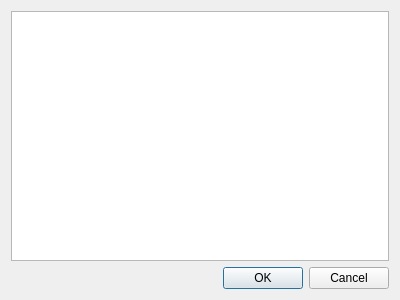
Above: languages/plugins/custom-definesandincludes/kcm_widget/batchedit.ui from KDE/kdevelop before the change. Below: the same form after it.
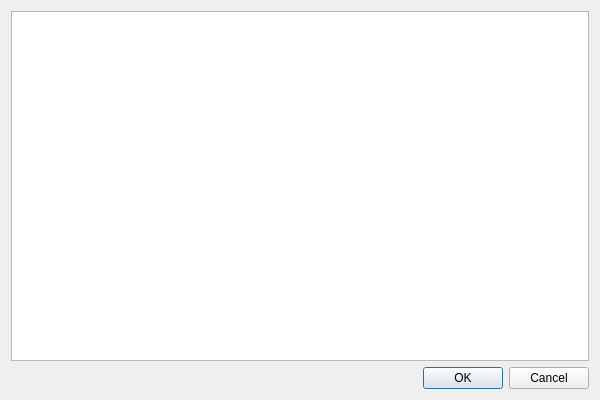
That is the form after the change.

Commit message:
Custom defines/includes: Use plain text batch edit
... so we don't end up pasting e.g. HTML code into this widget

Increase size of this dialog while at it.

```diff
--- a/languages/plugins/custom-definesandincludes/kcm_widget/batchedit.ui
+++ b/languages/plugins/custom-definesandincludes/kcm_widget/batchedit.ui
@@ -6,8 +6,8 @@
    <rect>
     <x>0</x>
     <y>0</y>
-    <width>400</width>
-    <height>300</height>
+    <width>600</width>
+    <height>400</height>
    </rect>
   </property>
   <property name="windowTitle">
@@ -15,7 +15,7 @@
   </property>
   <layout class="QVBoxLayout" name="verticalLayout">
    <item>
-    <widget class="QTextEdit" name="textEdit"/>
+    <widget class="QPlainTextEdit" name="textEdit"/>
    </item>
    <item>
     <widget class="QDialogButtonBox" name="buttonBox">
```
The commit also changes 1 other file.
